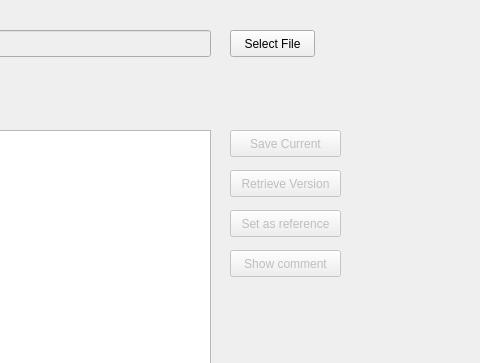
Qt form FileArchiveUtility/MainWindow.ui (myww749/FileArchiveUtility) before a commit; both pictures show x 320 to 800 and y 0 to 363 of the 800 by 600 pixel window.
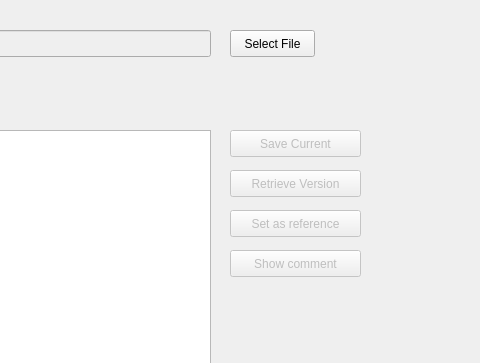
The same form after that commit.

Diff of the .ui file:
```diff
--- a/FileArchiveUtility/MainWindow.ui
+++ b/FileArchiveUtility/MainWindow.ui
@@ -84,7 +84,7 @@
      <rect>
       <x>550</x>
       <y>130</y>
-      <width>111</width>
+      <width>131</width>
       <height>27</height>
      </rect>
     </property>
@@ -100,7 +100,7 @@
      <rect>
       <x>550</x>
       <y>170</y>
-      <width>111</width>
+      <width>131</width>
       <height>27</height>
      </rect>
     </property>
@@ -116,7 +116,7 @@
      <rect>
       <x>550</x>
       <y>210</y>
-      <width>111</width>
+      <width>131</width>
       <height>27</height>
      </rect>
     </property>
@@ -132,7 +132,7 @@
      <rect>
       <x>550</x>
       <y>250</y>
-      <width>111</width>
+      <width>131</width>
       <height>27</height>
      </rect>
     </property>
```
Left out of the diff: 2 changed lines with no effect on the pictures.
